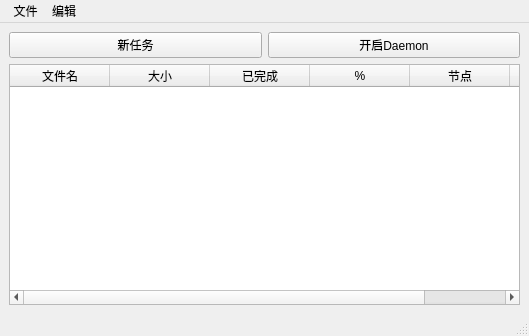
Before: the Qt Designer form ui/main.ui in pro711/smartget, drawn with Qt 5.
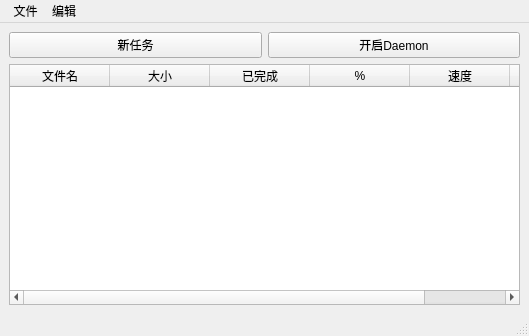
After: the same form once the commit is applied.

What changed in the file:
```diff
--- a/ui/main.ui
+++ b/ui/main.ui
@@ -62,12 +62,12 @@
         </column>
         <column>
          <property name="text">
-          <string>节点</string>
+          <string>速度</string>
          </property>
         </column>
         <column>
          <property name="text">
-          <string>速度</string>
+          <string>节点数</string>
          </property>
         </column>
        </widget>
```
